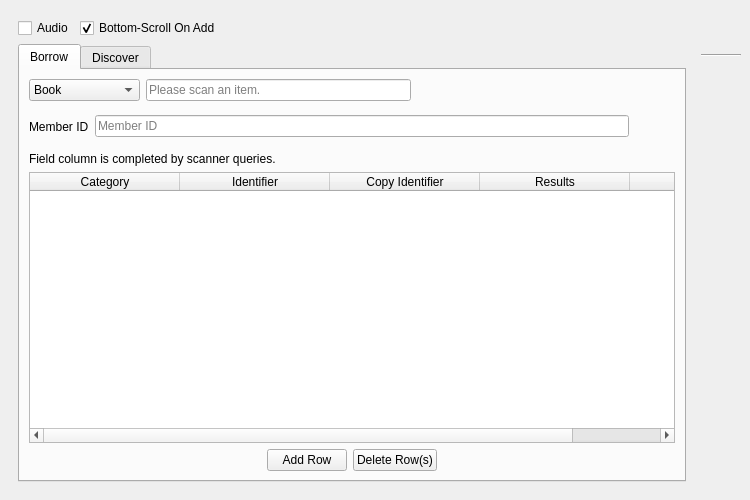
The window that UI/biblioteq_batch_activities_browser.ui (textbrowser/biblioteq) describes before a commit, drawn with Qt 5.
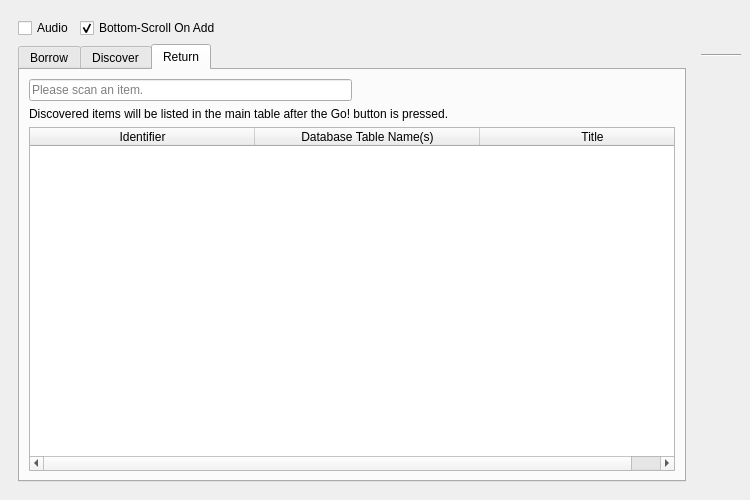
The same window after the commit. The open tabs and pages were chosen to show the change. Icons and pictures are not drawn.

Commit message: Batch returns.

What changed in the file:
```diff
--- a/UI/biblioteq_batch_activities_browser.ui
+++ b/UI/biblioteq_batch_activities_browser.ui
@@ -439,6 +439,102 @@
            </item>
           </layout>
          </widget>
+         <widget class="QWidget" name="page_return">
+          <attribute name="title">
+           <string>Return</string>
+          </attribute>
+          <layout class="QVBoxLayout" name="verticalLayout_4">
+           <item>
+            <layout class="QHBoxLayout" name="horizontalLayout_7">
+             <item>
+              <widget class="QLineEdit" name="return_scan">
+               <property name="toolTip">
+                <string>&lt;html&gt;&lt;head/&gt;&lt;body&gt;&lt;p&gt;Click in this field and scan an item. A new row will be created with the scanned identifier value. Please wait until the text hint is visible before scanning an item. Of course, you may also type an identifier and press the Enter key.&lt;/p&gt;&lt;/body&gt;&lt;/html&gt;</string>
+               </property>
+               <property name="placeholderText">
+                <string>Please scan an item.</string>
+               </property>
+               <property name="clearButtonEnabled">
+                <bool>true</bool>
+               </property>
+              </widget>
+             </item>
+             <item>
+              <spacer name="horizontalSpacer_6">
+               <property name="orientation">
+                <enum>Qt::Horizontal</enum>
+               </property>
+               <property name="sizeHint" stdset="0">
+                <size>
+                 <width>40</width>
+                 <height>20</height>
+                </size>
+               </property>
+              </spacer>
+             </item>
+            </layout>
+           </item>
+           <item>
+            <widget class="QLabel" name="label_4">
+             <property name="text">
+              <string>Discovered items will be listed in the main table after the Go! button is pressed.</string>
+             </property>
+            </widget>
+           </item>
+           <item>
+            <widget class="QTableWidget" name="return_table">
+             <property name="editTriggers">
+              <set>QAbstractItemView::AllEditTriggers</set>
+             </property>
+             <property name="alternatingRowColors">
+              <bool>true</bool>
+             </property>
+             <property name="selectionMode">
+              <enum>QAbstractItemView::ExtendedSelection</enum>
+             </property>
+             <property name="selectionBehavior">
+              <enum>QAbstractItemView::SelectRows</enum>
+             </property>
+             <property name="verticalScrollMode">
+              <enum>QAbstractItemView::ScrollPerPixel</enum>
+             </property>
+             <property name="horizontalScrollMode">
+              <enum>QAbstractItemView::ScrollPerPixel</enum>
+             </property>
+             <property name="cornerButtonEnabled">
+              <bool>false</bool>
+             </property>
+             <attribute name="horizontalHeaderMinimumSectionSize">
+              <number>225</number>
+             </attribute>
+             <attribute name="horizontalHeaderDefaultSectionSize">
+              <number>225</number>
+             </attribute>
+             <attribute name="horizontalHeaderStretchLastSection">
+              <bool>true</bool>
+             </attribute>
+             <attribute name="verticalHeaderVisible">
+              <bool>false</bool>
+             </attribute>
+             <column>
+              <property name="text">
+               <string>Identifier</string>
+              </property>
+             </column>
+             <column>
+              <property name="text">
+               <string>Database Table Name(s)</string>
+              </property>
+             </column>
+             <column>
+              <property name="text">
+               <string>Title</string>
+              </property>
+             </column>
+            </widget>
+           </item>
+          </layout>
+         </widget>
         </widget>
        </item>
       </layout>
```
Left out of the diff: 6 changed lines with no effect on the pictures.
